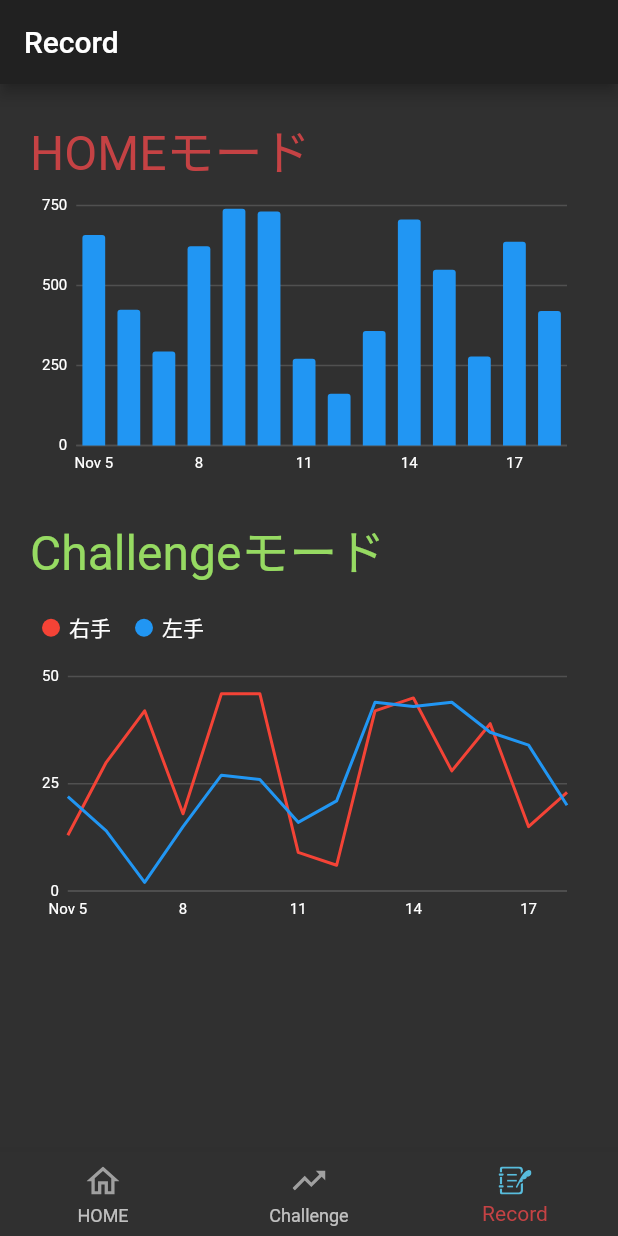
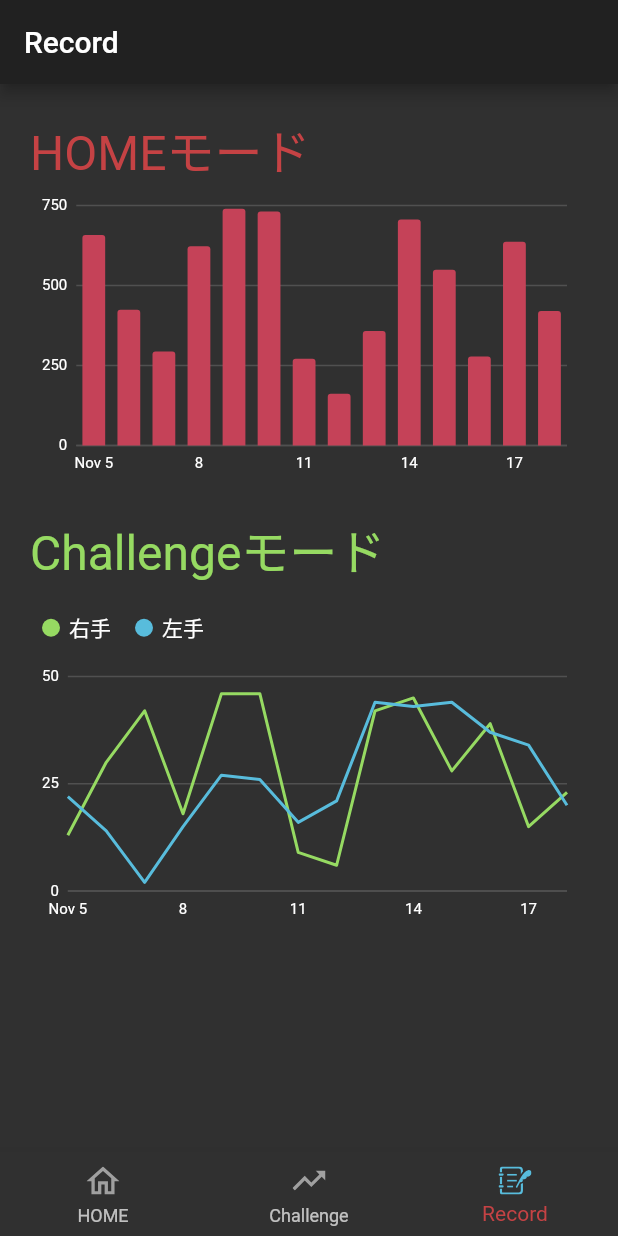
Before and after one commit to cyder/nigiru_kun_sp, a Flutter app: the screen it shows after launch, item 3 of the bottom bar chosen, on a phone screen of 412 x 824 dp. Run offline on Flutter 3.47's test engine with Material 2 defaults, Android fonts, the phone set to English and light mode, and no system bars; our stand-ins replace charts_flutter, flutter_blue, flutter_svg, percent_indicator, rxdart.

Commit message:
デザイン調整

```diff
--- a/lib/utils/color.dart
+++ b/lib/utils/color.dart
@@ -1,10 +1,17 @@
 import 'package:flutter/material.dart';
+import 'package:charts_flutter/flutter.dart' as charts;
 
 class CustomColors {
   static final Color primaryColor = new Color(0xFFC54244);
   static final Color primaryTranslucentColor = new Color(0x33C54244);
+  static final charts.Color primaryChartColor =
+      charts.Color(r: 197, g: 66, b: 88);
   static final Color secondaryColor = new Color(0xFF96DA62);
   static final Color secondaryTranslucentColor = new Color(0x3396DA62);
+  static final charts.Color secondaryChartColor =
+      charts.Color(r: 150, g: 218, b: 98);
   static final Color tertiaryColor = new Color(0xFF58BCDC);
   static final Color tertiaryTranslucentColor = new Color(0x3358BCDC);
+  static final charts.Color tertiaryChartColor =
+      charts.Color(r: 88, g: 188, b: 220);
 }
--- a/lib/viewmodels/record_tab_view_mode.dart
+++ b/lib/viewmodels/record_tab_view_mode.dart
@@ -5,6 +5,7 @@ import 'dart:math' as math;
 
 import 'package:nigiru_kun/entities/hand.dart';
 import 'package:nigiru_kun/entities/challenge_data.dart';
+import 'package:nigiru_kun/utils/color.dart';
 
 class HomeData {
   final DateTime date;
@@ -61,7 +62,7 @@ class RecordTabViewModel extends Model {
     _homeSeriesList = [
       Series<HomeData, DateTime>(
         id: 'home',
-        colorFn: (_, __) => MaterialPalette.blue.shadeDefault,
+        colorFn: (_, __) => CustomColors.primaryChartColor,
         domainFn: (HomeData data, _) => data.date,
         measureFn: (HomeData data, _) => data.count,
         data: homeData,
@@ -72,7 +73,7 @@ class RecordTabViewModel extends Model {
       Series<ChallengeData, DateTime>(
         id: 'rightHand',
         displayName: '右手',
-        colorFn: (_, __) => MaterialPalette.red.shadeDefault,
+        colorFn: (_, __) => CustomColors.secondaryChartColor,
         domainFn: (ChallengeData data, _) => data.date,
         measureFn: (ChallengeData data, _) => data.force,
         data: rightHandChallengeData,
@@ -80,7 +81,7 @@ class RecordTabViewModel extends Model {
       Series<ChallengeData, DateTime>(
         id: 'leftHand',
         displayName: '左手',
-        colorFn: (_, __) => MaterialPalette.blue.shadeDefault,
+        colorFn: (_, __) => CustomColors.tertiaryChartColor,
         domainFn: (ChallengeData data, _) => data.date,
         measureFn: (ChallengeData data, _) => data.force,
         data: leftHandChallengeData,
```
